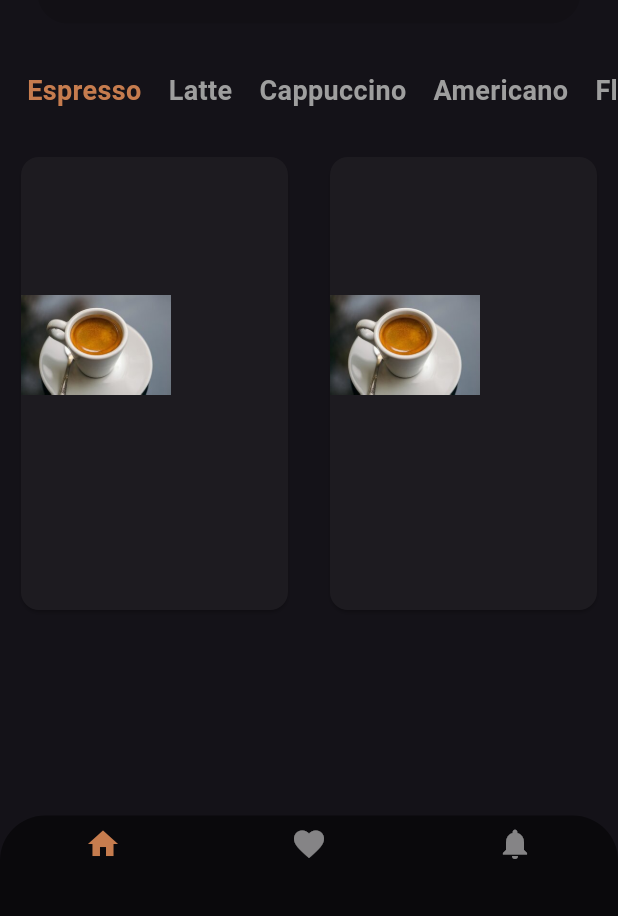
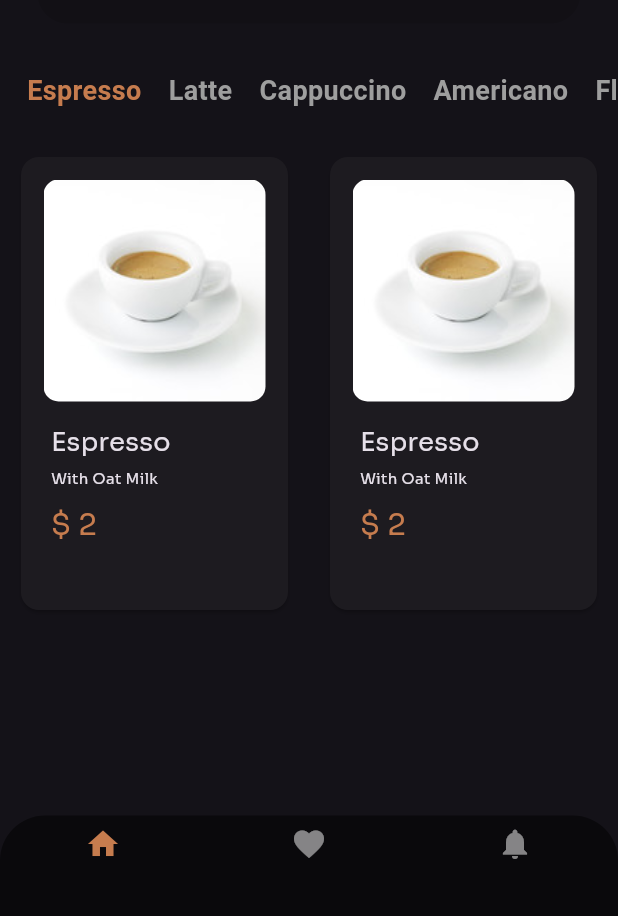
Before and after one commit to D0m0v0y/coffee_app, a Flutter app: the screen it shows after launch, on a phone screen of 412 x 824 dp, the part 320-1236 px from its top. Run offline on Flutter 3.47's test engine with Material 3 defaults, Android fonts, the light colour scheme and no system bars; our stand-ins replace google_fonts.

Commit message:
Описание изменений

```diff
--- a/flutter_application_coffee/lib/pages/home_page/home_interface/different_coffee_menu.dart
+++ b/flutter_application_coffee/lib/pages/home_page/home_interface/different_coffee_menu.dart
@@ -1,4 +1,5 @@
 import 'package:flutter/material.dart';
+import 'package:google_fonts/google_fonts.dart';
 
 class DifferentCoffeeMenu extends StatelessWidget {
   final ImageProvider foto;
@@ -29,13 +30,58 @@ class DifferentCoffeeMenu extends StatelessWidget {
       itemCount: 2,
       itemBuilder: (context, index){
         return Card(
-          child: Stack(
+          child: Column(
             children: [
+              Padding(
+                padding: EdgeInsets.all(15),
+                child: ClipRRect(
+                  borderRadius: BorderRadius.circular(10),
+                  child: Image(image: foto),
+                ),
+              ),
+              Align(
+                alignment: Alignment.centerLeft,
+                child: Padding(
+                  padding: EdgeInsets.only(left: 20),
+                  child: Text(
+                    nameCoffee,
+                    style: GoogleFonts.sora(
+                      fontSize: 17
+                    ),
+                  )
+                )
+              ),
               SizedBox(
-                height: 250,
-                width: 100,
-              child: Image(image: foto)
-              )
+                height: 5,
+              ),
+              Align(
+                alignment: Alignment.centerLeft,
+                child: Padding(
+                  padding: EdgeInsets.only(left: 20),
+                  child: Text(
+                    secondName,
+                    style: GoogleFonts.sora(
+                      fontSize: 10
+                    ),
+                  )
+                )
+              ),
+              SizedBox(
+                height: 10,
+              ),
+              Align(
+                alignment: Alignment.centerLeft,
+                child: Padding(
+                  padding: EdgeInsets.only(left: 20),
+                  child: Text(
+                    '\$ $price',
+                    style: GoogleFonts.sora(
+                      fontSize: 20,
+                      color: Color.fromARGB(255, 198, 124, 78)
+                    ),
+                  )
+                )
+              ),
             ],
           )
         );
--- a/flutter_application_coffee/lib/pages/home_page/home_interface/scroll_menu_horizontal.dart
+++ b/flutter_application_coffee/lib/pages/home_page/home_interface/scroll_menu_horizontal.dart
@@ -33,15 +33,45 @@ class _ScrollMenuHorizontalState extends State<ScrollMenuHorizontal>{
   Widget _getMenuCoffee(int index){
     switch(index){
       case 0:
-        return DifferentCoffeeMenu(foto: AssetImage('assets/image/xxh.jpeg'), nameCoffee: 'Cappuccino', price: 3, secondName: 'gggh',);
-      // case 1:
-      //   return DifferentCoffeeMenu();
-      // case 2:
-      //   return DifferentCoffeeMenu();
-      // case 3:
-      //   return DifferentCoffeeMenu();
-      // case 4:
-      //   return DifferentCoffeeMenu();
+        return DifferentCoffeeMenu(
+          foto:
+          AssetImage('lib/assets/image/espresso.jpg'),
+          nameCoffee: 'Espresso',
+          price: 2,
+          secondName: 'With Oat Milk',
+          );
+      case 1:
+        return DifferentCoffeeMenu(
+          foto:
+          AssetImage('lib/assets/image/espresso.jpg'),
+          nameCoffee: 'Latte',
+          price: 4,
+          secondName: 'With Oat Milk',
+        );
+      case 2:
+        return DifferentCoffeeMenu(
+          foto:
+          AssetImage('lib/assets/image/espresso.jpg'),
+          nameCoffee: 'Cappuccino',
+          price: 3,
+          secondName: 'With Oat Milk',
+        );
+      case 3:
+        return DifferentCoffeeMenu(
+          foto:
+          AssetImage('lib/assets/image/espresso.jpg'),
+          nameCoffee: 'Americano',
+          price: 2,
+          secondName: 'With Oat Milk',
+        );
+      case 4:
+        return DifferentCoffeeMenu(
+          foto:
+          AssetImage('lib/assets/image/espresso.jpg'),
+          nameCoffee: 'Flat white',
+          price: 5,
+          secondName: 'With Oat Milk',
+        );
       default:
         return SizedBox(height: 10);
     }
--- a/flutter_application_coffee/pubspec.yaml
+++ b/flutter_application_coffee/pubspec.yaml
@@ -60,7 +60,7 @@ flutter:
 
   # To add assets to your application, add an assets section, like this:
   assets:
-    - assets/image/xxh.jpeg
+    - lib/assets/image/espresso.jpg
 
   # An image asset can refer to one or more resolution-specific "variants", see
   # https://flutter.dev/to/resolution-aware-images
```
Also changed, not shown: flutter_application_coffee/lib/assets/image/espresso.jpg (added), flutter_application_coffee/lib/assets/image/xxh.jpeg (renamed from flutter_application_coffee/assets/image/xxh.jpeg).
